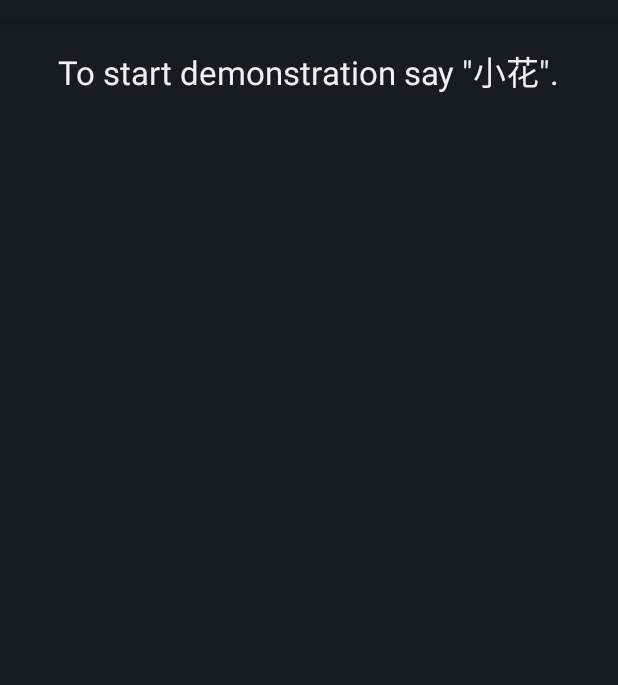
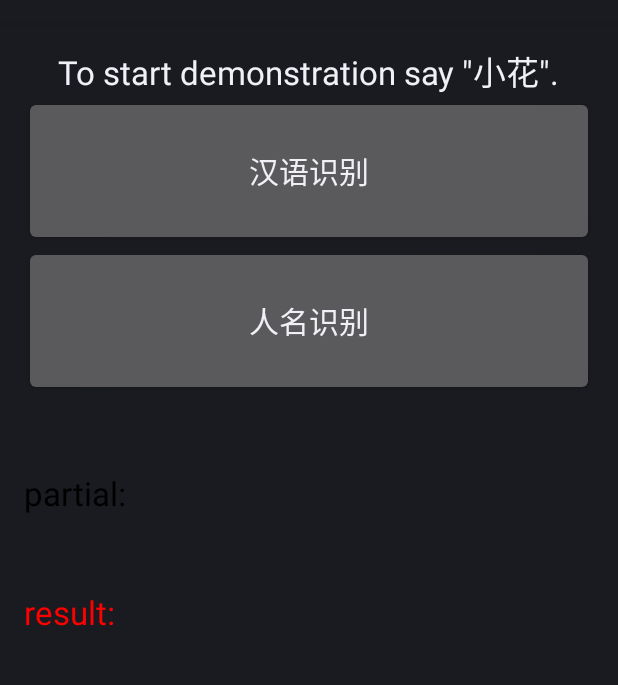
Before and after one commit to YunguoWu/pocketsphinx, an Android app: the screen it shows after launch (PocketSphinxCnActivity), on a phone screen of 412 x 824 dp, the part 62-747 px from its top. Run offline under Robolectric (Android 15) with nearby library versions, the phone set to English and light mode, and no system bars; libraries missing offline, so code that uses them is left out: edu.cmu.pocketsphinx; 10 statements that could not run were skipped.

Commit message:
1,Update the UI; 2, The default sampling rate is 16000; 3, The result of real-time recognition is not good (Based on NGram search); 4, Next will focus on fsg-search (for grammer keyword items)

```diff
--- a/pocketsphinx-android-demo/app/src/main/java/edu/cmu/pocketsphinx/demo/PocketSphinxCnActivity.java
+++ b/pocketsphinx-android-demo/app/src/main/java/edu/cmu/pocketsphinx/demo/PocketSphinxCnActivity.java
@@ -38,6 +38,7 @@ import android.os.Bundle;
 import android.support.annotation.NonNull;
 import android.support.v4.app.ActivityCompat;
 import android.support.v4.content.ContextCompat;
+import android.view.View;
 import android.widget.TextView;
 import android.widget.Toast;
 
@@ -57,19 +58,21 @@ import android.util.Log;  //for log.d
 import static java.lang.String.format;  //for printf format
 
 public class PocketSphinxCnActivity extends Activity implements
-        RecognitionListener {
+        RecognitionListener, View.OnClickListener {
 
     protected static final String TAG = "pocketsphinx.demo";
+    protected static final int BESTSCORE_THRES = -2000;
 
     /* Named searches allow to quickly reconfigure the decoder */
     private static final String KWS_SEARCH = "唤醒";
-    private static final String FORECAST_SEARCH = "forecast";
+    private static final String CHINESE_SEARCH = "汉语";
     private static final String DIGITS_SEARCH = "数字";
     private static final String PHONE_SEARCH = "phones";
     private static final String NAME_SEARCH = "名字";
 
     /* Keyword we are looking for to activate menu */
     private static final String KEYPHRASE = "小花";
+    private static String searchName;
 
     /* Used to handle permission request */
     private static final int PERMISSIONS_REQUEST_RECORD_AUDIO = 1;
@@ -84,13 +87,19 @@ public class PocketSphinxCnActivity extends Activity implements
         // Prepare the data for UI
         captions = new HashMap<>();
         captions.put(KWS_SEARCH, R.string.kws_caption);
-        captions.put(NAME_SEARCH, R.string.menu_caption);
+        captions.put(NAME_SEARCH, R.string.name_caption);
         captions.put(DIGITS_SEARCH, R.string.digits_caption);
         //captions.put(PHONE_SEARCH, R.string.phone_caption);
-        //captions.put(FORECAST_SEARCH, R.string.forecast_caption);
+        captions.put(CHINESE_SEARCH, R.string.chines_caption);
         setContentView(R.layout.main);
         ((TextView) findViewById(R.id.caption_text))
                 .setText("Preparing the recognizer");
+
+        searchName = KWS_SEARCH;
+
+        //init view
+        findViewById(R.id.free_recog_bt).setOnClickListener(this);
+        findViewById(R.id.name_recog_bt).setOnClickListener(this);
 
         // Check if user has given permission to record audio
         int permissionCheck = ContextCompat.checkSelfPermission(getApplicationContext(), Manifest.permission.RECORD_AUDIO);
@@ -122,7 +131,7 @@ public class PocketSphinxCnActivity extends Activity implements
         }
         @Override
         protected void onPostExecute(Exception result) {
-            Log.d(TAG, format("onPostExecute"));
+            Log.d(TAG, format("====onPostExecute"));
             if (result != null) {
                 ((TextView) activityReference.get().findViewById(R.id.caption_text))
                         .setText("Failed to init recognizer " + result);
@@ -158,6 +167,22 @@ public class PocketSphinxCnActivity extends Activity implements
         }
     }
 
+    @Override
+    public void onClick(View v) {
+        switch (v.getId()) {
+            case R.id.free_recog_bt:
+                Log.d(TAG,"CHINESE_SEARCH======");
+                //switchSearch(CHINESE_SEARCH);
+                searchName = CHINESE_SEARCH;
+                break;
+            case R.id.name_recog_bt:
+                Log.d(TAG,"NAME_SEARCH======");
+                //switchSearch(NAME_SEARCH);
+                searchName = NAME_SEARCH;
+                break;
+        }
+    }
+
     /**
      * In partial result we get quick updates about current hypothesis. In
      * keyword spotting mode we can react here, in other modes we need to wait
@@ -170,14 +195,26 @@ public class PocketSphinxCnActivity extends Activity implements
 
         String text = hypothesis.getHypstr();
 
-        Log.d(TAG, "onPartialResult: " + text);
+        Log.d(TAG, "==onPartialResult: " + text + "; getBestScore: " + hypothesis.getBestScore()
+                + "; getProb: " + hypothesis.getProb());
+        if (hypothesis.getBestScore() > BESTSCORE_THRES)
+            ((TextView) findViewById(R.id.partial_text)).setText("Partial: " + text + "; getBestScore: " + hypothesis.getBestScore()
+                                + "; getProb: " + hypothesis.getProb());
+        else
+            ((TextView) findViewById(R.id.partial_text)).setText("Partial: ");
 
+        //if (!recognizer.getSearchName().equals(searchName))
+            switchSearch(searchName);
+
+        /*
         if (text.equals(KEYPHRASE))
             switchSearch(NAME_SEARCH);
         else if (text.equals(DIGITS_SEARCH))
             switchSearch(DIGITS_SEARCH);
         else
             ((TextView) findViewById(R.id.result_text)).setText(text);
+
+         */
     }
 
     /**
@@ -185,15 +222,27 @@ public class PocketSphinxCnActivity extends Activity implements
      */
     @Override
     public void onResult(Hypothesis hypothesis) {
-        ((TextView) findViewById(R.id.result_text)).setText("");
+        Log.d(TAG, "==onResult: ");
+
         if (hypothesis != null) {
             String text = hypothesis.getHypstr();
+
+            if (hypothesis.getBestScore() > BESTSCORE_THRES)
+                ((TextView) findViewById(R.id.result_text)).setText("Result: " + text + "; getBestScore: " + hypothesis.getBestScore()
+                        + "; getProb: " + hypothesis.getProb());
+            else
+                ((TextView) findViewById(R.id.result_text)).setText("Result: ");
+
             makeText(getApplicationContext(), text, Toast.LENGTH_SHORT).show();
+        }
+        else {
+            ((TextView) findViewById(R.id.result_text)).setText("Result: ");
         }
     }
 
     @Override
     public void onBeginningOfSpeech() {
+        Log.d(TAG, "==onBeginningOfSpeech");
     }
 
     /**
@@ -201,8 +250,11 @@ public class PocketSphinxCnActivity extends Activity implements
      */
     @Override
     public void onEndOfSpeech() {
-        if (!recognizer.getSearchName().equals(KWS_SEARCH))
-            switchSearch(KWS_SEARCH);
+        //if (!recognizer.getSearchName().equals(KWS_SEARCH))
+        //    switchSearch(KWS_SEARCH);
+
+        Log.d(TAG, "==onEndOfSpeech");
+        switchSearch(searchName);
     }
 
     private void switchSearch(String searchName) {
@@ -212,7 +264,7 @@ public class PocketSphinxCnActivity extends Activity implements
         if (searchName.equals(KWS_SEARCH))
             recognizer.startListening(searchName);
         else
-            recognizer.startListening(searchName, 20000);
+            recognizer.startListening(searchName, 10000);
 
         String caption = getResources().getString(captions.get(searchName));
         ((TextView) findViewById(R.id.caption_text)).setText(caption);
@@ -246,24 +298,26 @@ public class PocketSphinxCnActivity extends Activity implements
         File digitsGrammar = new File(assetsDir, "digits.gram");
         recognizer.addGrammarSearch(DIGITS_SEARCH, digitsGrammar);
 
- /*
         // Create language model search
-        File languageModel = new File(assetsDir, "weather.dmp");
-        recognizer.addNgramSearch(FORECAST_SEARCH, languageModel);
+        File languageModel = new File(assetsDir, "zh_cn.lm.bin");
+        recognizer.addNgramSearch(CHINESE_SEARCH, languageModel);
 
+        /*
         // Phonetic search
         File phoneticModel = new File(assetsDir, "en-phone.dmp");
         recognizer.addAllphoneSearch(PHONE_SEARCH, phoneticModel);
-  */
+         */
     }
 
     @Override
     public void onError(Exception error) {
+        Log.d(TAG, "==onError");
         ((TextView) findViewById(R.id.caption_text)).setText(error.getMessage());
     }
 
     @Override
     public void onTimeout() {
-        switchSearch(KWS_SEARCH);
+        Log.d(TAG, "==onTimeout");
+        switchSearch(searchName);
     }
 }
--- a/pocketsphinx-android-demo/app/src/main/res/layout/main.xml
+++ b/pocketsphinx-android-demo/app/src/main/res/layout/main.xml
@@ -15,14 +15,43 @@
 
     <LinearLayout
         android:layout_width="match_parent"
-        android:layout_height="0dp"
-        android:layout_weight="1"
+        android:layout_height="fill_parent"
         android:gravity="center" >
+        <TableLayout
+            android:layout_width="match_parent"
+            android:layout_height="match_parent">
 
-        <TextView
-            android:id="@+id/result_text"
-            android:layout_width="wrap_content"
-            android:layout_height="wrap_content"
-            android:textAppearance="?android:attr/textAppearanceMedium" />
+            <Button
+                android:id="@+id/free_recog_bt"
+                android:layout_width="fill_parent"
+                android:layout_height="100dp"
+                android:text="汉语识别"
+                android:textSize="20sp"
+                />
+
+            <Button
+                android:id="@+id/name_recog_bt"
+                android:layout_width="fill_parent"
+                android:layout_height="100dp"
+                android:text="人名识别"
+                android:textSize="20sp"
+                />
+
+            <TextView
+                android:id="@+id/partial_text"
+                android:layout_width="fill_parent"
+                android:layout_height="wrap_content"
+                android:text="partial:"
+                android:textColor="#000000"
+                android:layout_marginVertical="50sp"
+                android:textAppearance="?android:attr/textAppearanceLarge" />
+            <TextView
+                android:id="@+id/result_text"
+                android:layout_width="fill_parent"
+                android:layout_height="wrap_content"
+                android:text="result:"
+                android:textColor="#ff0000"
+                android:textAppearance="?android:attr/textAppearanceLarge"/>
+        </TableLayout>
     </LinearLayout>
 </LinearLayout>
--- a/pocketsphinx-android-demo/app/src/main/res/values/strings.xml
+++ b/pocketsphinx-android-demo/app/src/main/res/values/strings.xml
@@ -9,9 +9,11 @@
     <string name="forecast_caption">To try recognition of a weather forecast like \"sunny spells on Wednesday\".</string>
     <string name="phone_caption">To try phonetic recognition say anything.</string> -->
 
+    <string name="menu_caption">Say \"digits\", \"forecast\" or \"phones\" to choose the grammar, language model or phonetic decoder example.</string>
+    <string name="forecast_caption">To try recognition of a weather forecast like \"sunny spells on Wednesday\".</string>
     <string name="kws_caption">To start demonstration say \"小花\".</string>
-    <string name="menu_caption">Say \"数字\", \"名字\"  to choose the grammar, language model or phonetic decoder example.</string>
+    <string name="name_caption">Say names like \"吴云国 | 朱忠武 | 苏文渊\".</string>
     <string name="digits_caption">To try recognition of digits: say something like \"一 二 三 ...\".</string>
-    <string name="forecast_caption">To try recognition of a weather forecast like \"sunny spells on Wednesday\".</string>
+    <string name="chines_caption">To try recognition of \"汉语识别\" like \"中国\".</string>
     <string name="phone_caption">To try phonetic recognition say anything.</string>
 </resources>
--- a/pocketsphinx-android/src/main/java/edu/cmu/pocketsphinx/SpeechRecognizer.java
+++ b/pocketsphinx-android/src/main/java/edu/cmu/pocketsphinx/SpeechRecognizer.java
@@ -78,6 +78,9 @@ public class SpeechRecognizer {
     protected SpeechRecognizer(Config config) throws IOException {
         decoder = new Decoder(config);
         sampleRate = (int)decoder.getConfig().getFloat("-samprate");
+
+        Log.w(TAG, "SpeechRecognizer: sampleRate" + sampleRate);
+
         bufferSize = Math.round(sampleRate * BUFFER_SIZE_SECONDS);
         recorder = new AudioRecord(
                 AudioSource.VOICE_RECOGNITION, sampleRate,
```
Also changed, not shown: 1 other file.
